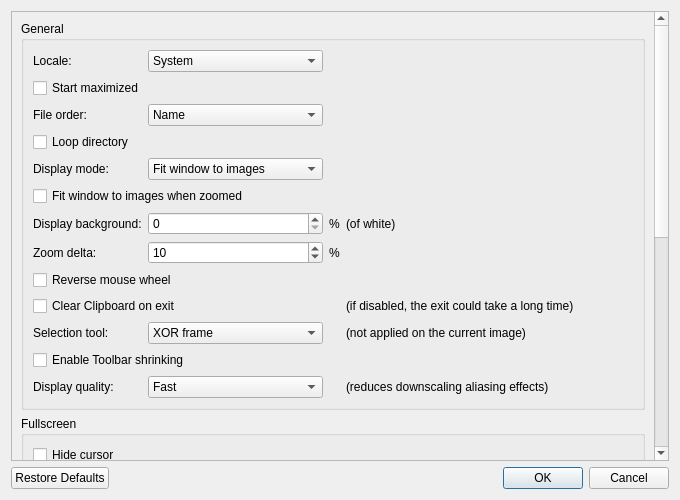
Qt form src/dialogs/preferencesdialog.ui (classicimageviewer/ClassicImageViewer) before a commit.
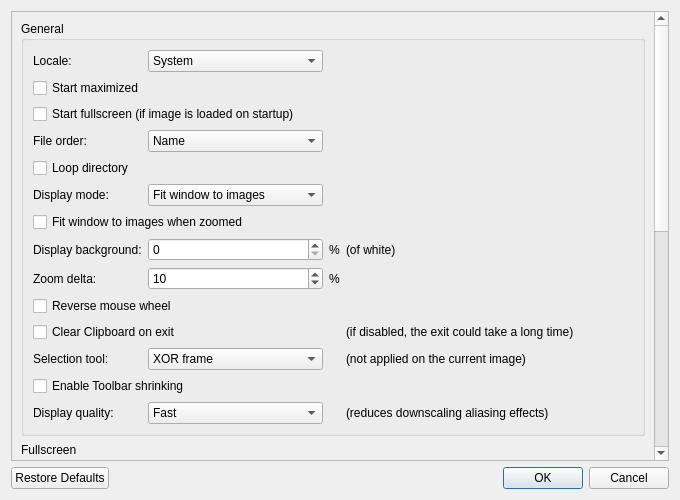
The same form after that commit.

Commit message: MainWindow: add option for start in fullscreen; start maximized option maximizes window

Diff of the .ui file:
```diff
--- a/src/dialogs/preferencesdialog.ui
+++ b/src/dialogs/preferencesdialog.ui
@@ -45,8 +45,8 @@
          <rect>
           <x>0</x>
           <y>0</y>
-          <width>644</width>
-          <height>899</height>
+          <width>632</width>
+          <height>953</height>
          </rect>
         </property>
         <layout class="QVBoxLayout" name="verticalLayout_3">
@@ -62,102 +62,46 @@
             <string>General</string>
            </property>
            <layout class="QGridLayout" name="gridLayout">
-            <item row="6" column="2">
-             <widget class="QLabel" name="labelSuffixPercent1">
-              <property name="text">
-               <string>%</string>
-              </property>
-             </widget>
-            </item>
-            <item row="4" column="0">
-             <widget class="QLabel" name="labelDisplayMode">
-              <property name="text">
-               <string>Display mode:</string>
-              </property>
-             </widget>
-            </item>
-            <item row="7" column="0">
-             <widget class="QLabel" name="labelZoomDelta">
-              <property name="text">
-               <string>Zoom delta:</string>
-              </property>
-             </widget>
-            </item>
-            <item row="10" column="0">
-             <widget class="QLabel" name="labelSelector">
-              <property name="text">
-               <string>Selection tool:</string>
-              </property>
-             </widget>
-            </item>
-            <item row="10" column="3">
-             <widget class="QLabel" name="labelSelectorExplain">
-              <property name="text">
-               <string>(not applied on the current image)</string>
-              </property>
-             </widget>
-            </item>
-            <item row="9" column="0" colspan="2">
-             <widget class="QCheckBox" name="checkBoxClearClipboard">
-              <property name="text">
-               <string>Clear Clipboard on exit</string>
-              </property>
-             </widget>
-            </item>
-            <item row="2" column="0">
-             <widget class="QLabel" name="labelFileOrder">
-              <property name="text">
-               <string>File order:</string>
-              </property>
-             </widget>
-            </item>
-            <item row="6" column="1">
+            <item row="7" column="1">
              <widget class="QSpinBox" name="spinBoxDisplayBackground">
               <property name="maximum">
                <number>100</number>
               </property>
              </widget>
             </item>
-            <item row="13" column="0">
-             <widget class="QLabel" name="labelDisplayQuality">
-              <property name="text">
-               <string>Display quality:</string>
-              </property>
-             </widget>
-            </item>
-            <item row="6" column="3">
+            <item row="7" column="3">
              <widget class="QLabel" name="labelDisplayBackgroundExplain">
               <property name="text">
                <string>(of white)</string>
               </property>
              </widget>
             </item>
-            <item row="5" column="0" colspan="2">
+            <item row="8" column="2">
+             <widget class="QLabel" name="labelSuffixPercent2">
+              <property name="text">
+               <string>%</string>
+              </property>
+             </widget>
+            </item>
+            <item row="11" column="0">
+             <widget class="QLabel" name="labelSelector">
+              <property name="text">
+               <string>Selection tool:</string>
+              </property>
+             </widget>
+            </item>
+            <item row="6" column="0" colspan="2">
              <widget class="QCheckBox" name="checkBoxFitWindowWhenZoomed">
               <property name="text">
                <string>Fit window to images when zoomed</string>
               </property>
              </widget>
             </item>
-            <item row="1" column="0" colspan="2">
-             <widget class="QCheckBox" name="checkBoxStartMaximized">
-              <property name="text">
-               <string>Start maximized</string>
-              </property>
-             </widget>
-            </item>
-            <item row="8" column="0" colspan="2">
-             <widget class="QCheckBox" name="checkBoxReverseMouseWheel">
-              <property name="text">
-               <string>Reverse mouse wheel</string>
-              </property>
-             </widget>
-            </item>
-            <item row="4" column="1">
-             <widget class="QComboBox" name="comboBoxDisplayMode">
+            <item row="3" column="1">
+             <widget class="QComboBox" name="comboBoxFileOrder">
               <item>
                <property name="text">
-                <string>Fit window to images</string>
+                <string>Name</string>
                </property>
               </item>
               <item>
@@ -177,6 +121,20 @@
               </item>
              </widget>
             </item>
+            <item row="14" column="3">
+             <widget class="QLabel" name="labelDisplayQualityExplain">
+              <property name="text">
+               <string>(reduces downscaling aliasing effects)</string>
+              </property>
+             </widget>
+            </item>
+            <item row="3" column="0">
+             <widget class="QLabel" name="labelFileOrder">
+              <property name="text">
+               <string>File order:</string>
+              </property>
+             </widget>
+            </item>
             <item row="0" column="3">
              <spacer name="horizontalSpacer">
               <property name="orientation">
@@ -190,35 +148,73 @@
               </property>
              </spacer>
             </item>
-            <item row="11" column="0" colspan="2">
-             <widget class="QCheckBox" name="checkBoxEnableToolbarShrinking">
+            <item row="14" column="1">
+             <widget class="QComboBox" name="comboBoxDisplayQuality">
+              <item>
+               <property name="text">
+                <string>Fast</string>
+               </property>
+              </item>
+              <item>
+               <property name="text">
+                <string>Quality</string>
+               </property>
+              </item>
+             </widget>
+            </item>
+            <item row="7" column="2">
+             <widget class="QLabel" name="labelSuffixPercent1">
               <property name="text">
-               <string>Enable Toolbar shrinking</string>
+               <string>%</string>
               </property>
              </widget>
             </item>
-            <item row="3" column="0" colspan="2">
-             <widget class="QCheckBox" name="checkBoxLoopDir">
+            <item row="9" column="0" colspan="2">
+             <widget class="QCheckBox" name="checkBoxReverseMouseWheel">
               <property name="text">
-               <string>Loop directory</string>
+               <string>Reverse mouse wheel</string>
               </property>
              </widget>
             </item>
-            <item row="9" column="3">
+            <item row="5" column="0">
+             <widget class="QLabel" name="labelDisplayMode">
+              <property name="text">
+               <string>Display mode:</string>
+              </property>
+             </widget>
+            </item>
+            <item row="8" column="1">
+             <widget class="QSpinBox" name="spinBoxZoomDelta">
+              <property name="minimum">
+               <number>1</number>
+              </property>
+              <property name="value">
+               <number>10</number>
+              </property>
+             </widget>
+            </item>
+            <item row="10" column="3">
              <widget class="QLabel" name="labelClearClipboardExplain">
               <property name="text">
                <string>(if disabled, the exit could take a long time)</string>
               </property>
              </widget>
             </item>
-            <item row="6" column="0">
+            <item row="4" column="0" colspan="2">
+             <widget class="QCheckBox" name="checkBoxLoopDir">
+              <property name="text">
+               <string>Loop directory</string>
+              </property>
+             </widget>
+            </item>
+            <item row="7" column="0">
              <widget class="QLabel" name="labelDisplayBackground">
               <property name="text">
                <string>Display background:</string>
               </property>
              </widget>
             </item>
-            <item row="10" column="1">
+            <item row="11" column="1">
              <widget class="QComboBox" name="comboBoxSelector">
               <item>
                <property name="text">
@@ -232,6 +228,72 @@
               </item>
              </widget>
             </item>
+            <item row="11" column="3">
+             <widget class="QLabel" name="labelSelectorExplain">
+              <property name="text">
+               <string>(not applied on the current image)</string>
+              </property>
+             </widget>
+            </item>
+            <item row="10" column="0" colspan="2">
+             <widget class="QCheckBox" name="checkBoxClearClipboard">
+              <property name="text">
+               <string>Clear Clipboard on exit</string>
+              </property>
+             </widget>
+            </item>
+            <item row="8" column="0">
+             <widget class="QLabel" name="labelZoomDelta">
+              <property name="text">
+               <string>Zoom delta:</string>
+              </property>
+             </widget>
+            </item>
+            <item row="12" column="0" colspan="2">
+             <widget class="QCheckBox" name="checkBoxEnableToolbarShrinking">
+              <property name="text">
+               <string>Enable Toolbar shrinking</string>
+              </property>
+             </widget>
+            </item>
+            <item row="5" column="1">
+             <widget class="QComboBox" name="comboBoxDisplayMode">
+              <item>
+               <property name="text">
+                <string>Fit window to images</string>
+               </property>
+              </item>
+              <item>
+               <property name="text">
+                <string>Fit all images to window</string>
+               </property>
+              </item>
+              <item>
+               <property name="text">
+                <string>Fit large images to window</string>
+               </property>
+              </item>
+              <item>
+               <property name="text">
+                <string>Do not fit</string>
+               </property>
+              </item>
+             </widget>
+            </item>
+            <item row="1" column="0" colspan="2">
+             <widget class="QCheckBox" name="checkBoxStartMaximized">
+              <property name="text">
+               <string>Start maximized</string>
+              </property>
+             </widget>
+            </item>
+            <item row="14" column="0">
+             <widget class="QLabel" name="labelDisplayQuality">
+              <property name="text">
+               <string>Display quality:</string>
+              </property>
+             </widget>
+            </item>
             <item row="0" column="1">
              <widget class="QComboBox" name="comboBoxLocale">
               <property name="sizePolicy">
@@ -247,13 +309,6 @@
               </item>
              </widget>
             </item>
-            <item row="7" column="2">
-             <widget class="QLabel" name="labelSuffixPercent2">
-              <property name="text">
-               <string>%</string>
-              </property>
-             </widget>
-            </item>
             <item row="0" column="0">
              <widget class="QLabel" name="labelLocale">
               <property name="sizePolicy">
@@ -267,58 +322,10 @@
               </property>
              </widget>
             </item>
-            <item row="2" column="1">
-             <widget class="QComboBox" name="comboBoxFileOrder">
-              <item>
-               <property name="text">
-                <string>Name</string>
-               </property>
-              </item>
-              <item>
-               <property name="text">
-                <string>Name (reversed)</string>
-               </property>
-              </item>
-              <item>
-               <property name="text">
-                <string>Time</string>
-               </property>
-              </item>
-              <item>
-               <property name="text">
-                <string>Time (reversed)</string>
-               </property>
-              </item>
-             </widget>
-            </item>
-            <item row="7" column="1">
-             <widget class="QSpinBox" name="spinBoxZoomDelta">
-              <property name="minimum">
-               <number>1</number>
-              </property>
-              <property name="value">
-               <number>10</number>
-              </property>
-             </widget>
-            </item>
-            <item row="13" column="1">
-             <widget class="QComboBox" name="comboBoxDisplayQuality">
-              <item>
-               <property name="text">
-                <string>Fast</string>
-               </property>
-              </item>
-              <item>
-               <property name="text">
-                <string>Quality</string>
-               </property>
-              </item>
-             </widget>
-            </item>
-            <item row="13" column="3">
-             <widget class="QLabel" name="labelDisplayQualityExplain">
+            <item row="2" column="0" colspan="4">
+             <widget class="QCheckBox" name="checkBoxStartFullscreen">
               <property name="text">
-               <string>(reduces downscaling aliasing effects)</string>
+               <string>Start fullscreen (if image is loaded on startup)</string>
               </property>
              </widget>
             </item>
```
Left out of the diff: 6 changed lines with no effect on the pictures. The commit also changes 3 other files.
